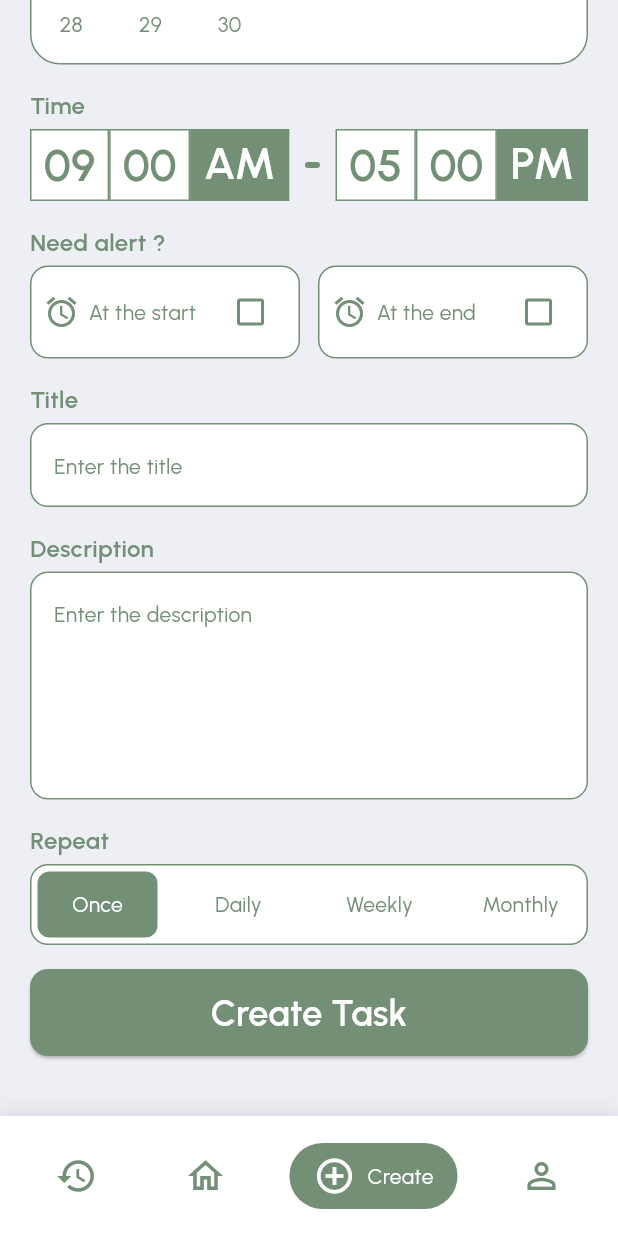
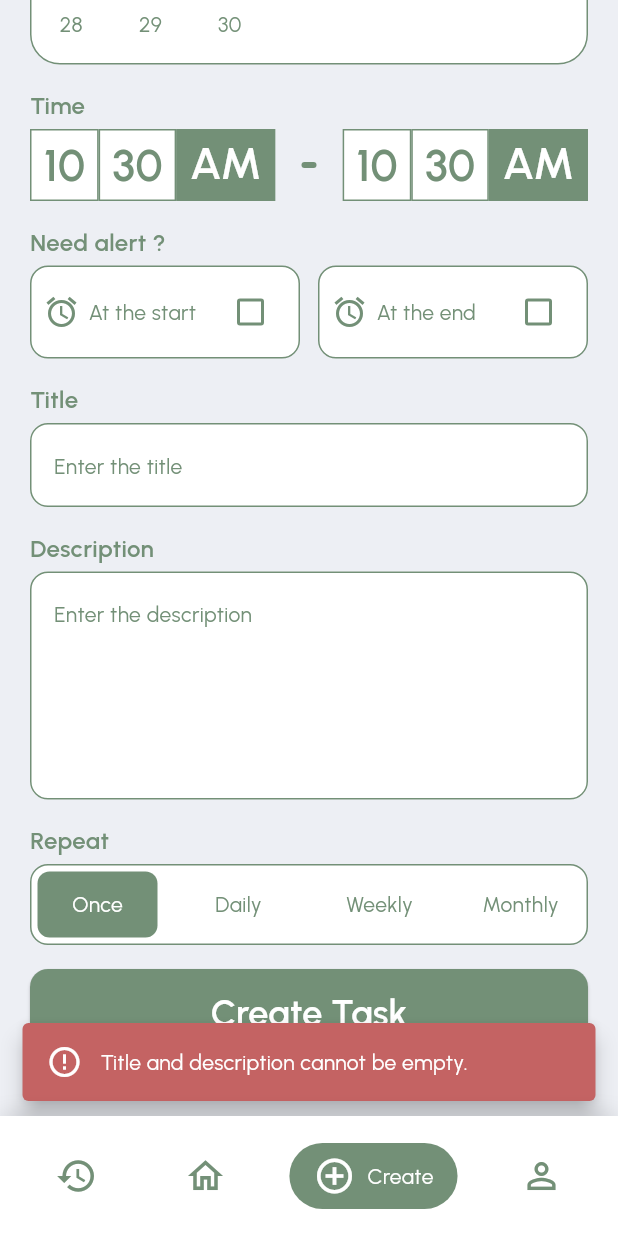
Before and after one commit to ItsAfsalVN/fazr, a Flutter app: the screen it shows after launch, item 3 of the bottom bar chosen, scrolled down 401 dp, after a tap on "Create Task", on a phone screen of 412 x 824 dp. Run offline on Flutter 3.47's test engine with Material 3 defaults, Android fonts, the phone set to English and light mode, and no system bars; drawn by our look-alikes of table_calendar; our stand-ins replace cloud_firestore, easy_date_timeline, firebase_core, flutter_dotenv, flutter_svg; accounts and stored records are empty.

Commit message:
added checking to the form

```diff
--- a/lib/components/add_alert.dart
+++ b/lib/components/add_alert.dart
@@ -1,23 +1,16 @@
 import 'package:flutter/material.dart';
+import 'package:provider/provider.dart';
+import '../providers/task_provider.dart';
 
-class AddAlert extends StatefulWidget {
-  Function(bool)? onStartAlertSelected;
-  Function(bool)? onEndAlertSelected;
-  AddAlert({super.key, this.onStartAlertSelected, this.onEndAlertSelected});
-
-  @override
-  State<AddAlert> createState() => _AddAlertState();
-}
-
-class _AddAlertState extends State<AddAlert> {
-  bool alarmAtStart = false;
-  bool alarmAtEnd = false;
+class AddAlert extends StatelessWidget {
+  const AddAlert({super.key});
 
   @override
   Widget build(BuildContext context) {
     final colors = Theme.of(context).colorScheme;
+    final taskProvider = context.watch<TaskProvider>();
+
     return Row(
-      spacing: 12,
       mainAxisAlignment: MainAxisAlignment.spaceAround,
       children: [
         Expanded(
@@ -28,14 +21,14 @@ class _AddAlertState extends State<AddAlert> {
               borderRadius: BorderRadius.circular(12),
             ),
             child: Padding(
-              padding: EdgeInsets.symmetric(horizontal: 8, vertical: 6),
+              padding: const EdgeInsets.symmetric(horizontal: 8, vertical: 6),
               child: Row(
                 mainAxisAlignment: MainAxisAlignment.spaceBetween,
                 children: [
                   Row(
-                    spacing: 6,
                     children: [
                       Icon(Icons.alarm, color: colors.primary),
+                      const SizedBox(width: 6),
                       Text(
                         'At the start',
                         style: TextStyle(color: colors.primary),
@@ -44,14 +37,9 @@ class _AddAlertState extends State<AddAlert> {
                   ),
                   Checkbox(
                     side: BorderSide(color: colors.primary, width: 2),
-                    value: alarmAtStart,
+                    value: taskProvider.alertAtStart,
                     onChanged: (value) {
-                      setState(() {
-                        alarmAtStart = value!;
-                      });
-                      if (widget.onStartAlertSelected != null) {
-                        widget.onStartAlertSelected!(value!);
-                      }
+                      context.read<TaskProvider>().setAlertAtStart(value!);
                     },
                   ),
                 ],
@@ -59,6 +47,7 @@ class _AddAlertState extends State<AddAlert> {
             ),
           ),
         ),
+        const SizedBox(width: 12),
         Expanded(
           child: Container(
             decoration: BoxDecoration(
@@ -67,15 +56,14 @@ class _AddAlertState extends State<AddAlert> {
               borderRadius: BorderRadius.circular(12),
             ),
             child: Padding(
-              padding: EdgeInsets.symmetric(horizontal: 8, vertical: 6),
+              padding: const EdgeInsets.symmetric(horizontal: 8, vertical: 6),
               child: Row(
                 mainAxisAlignment: MainAxisAlignment.spaceBetween,
-
                 children: [
                   Row(
-                    spacing: 6,
                     children: [
                       Icon(Icons.alarm, color: colors.primary),
+                      const SizedBox(width: 6),
                       Text(
                         'At the end',
                         style: TextStyle(color: colors.primary),
@@ -84,14 +72,9 @@ class _AddAlertState extends State<AddAlert> {
                   ),
                   Checkbox(
                     side: BorderSide(color: colors.primary, width: 2),
-                    value: alarmAtEnd,
+                    value: taskProvider.alertAtEnd,
                     onChanged: (value) {
-                      setState(() {
-                        alarmAtEnd = value!;
-                      });
-                      if (widget.onEndAlertSelected != null) {
-                        widget.onEndAlertSelected!(value!);
-                      }
+                      context.read<TaskProvider>().setAlertAtEnd(value!);
                     },
                   ),
                 ],
--- a/lib/components/button.dart
+++ b/lib/components/button.dart
@@ -29,7 +29,7 @@ class Button extends StatelessWidget {
         child: Padding(
           padding: const EdgeInsets.symmetric(vertical: 12.0),
           child: isLoading
-              ? CircularProgressIndicator(color: Colors.white)
+              ? CircularProgressIndicator(color: colors.primary)
               : Text(
                   label,
                   style: const TextStyle(
--- a/lib/components/custom_calendar.dart
+++ b/lib/components/custom_calendar.dart
@@ -1,28 +1,16 @@
 import 'package:flutter/material.dart';
 import 'package:table_calendar/table_calendar.dart';
+import 'package:provider/provider.dart';
+import '../providers/task_provider.dart';
 
-class CustomCalendar extends StatefulWidget {
-  final Function(DateTime)? onDateSelected;
-  final DateTime intialDateSelected;
-  const CustomCalendar({super.key, this.onDateSelected, required this.intialDateSelected});
+class CustomCalendar extends StatelessWidget {
+  const CustomCalendar({super.key});
 
-  @override
-  State<CustomCalendar> createState() => _CustomCalendarState();
-}
-
-class _CustomCalendarState extends State<CustomCalendar> {
-  CalendarFormat _calendarFormat = CalendarFormat.month;
-  DateTime? _selectedDay;
-  DateTime _focusedDay = DateTime.now();
-
-@override
-  void initState() {
-    super.initState();
-    _selectedDay = widget.intialDateSelected;
-  }
   @override
   Widget build(BuildContext context) {
     final colors = Theme.of(context).colorScheme;
+    final taskProvider = context.watch<TaskProvider>();
+
     return Container(
       decoration: BoxDecoration(
         color: Colors.white,
@@ -51,32 +39,33 @@ class _CustomCalendarState extends State<CustomCalendar> {
           formatButtonTextStyle: TextStyle(color: colors.primary),
         ),
 
-        focusedDay: _focusedDay,
+        focusedDay: taskProvider.startingDate,
         firstDay: DateTime(2020, 1, 1),
         lastDay: DateTime(2030, 12, 31),
 
-        selectedDayPredicate: (day) => isSameDay(_selectedDay, day),
+        selectedDayPredicate: (day) =>
+            isSameDay(taskProvider.startingDate, day),
 
         onDaySelected: (selectedDay, focusedDay) {
-          setState(() {
-            _selectedDay = selectedDay;
-            _focusedDay = focusedDay;
-          });
-          if (widget.onDateSelected != null) {
-            widget.onDateSelected!(selectedDay);
+          final now = DateTime.now();
+          final today = DateTime(now.year, now.month, now.day);
+          if (selectedDay.isBefore(today)) {
+            // Optional: Show a message to the user
+            return;
           }
+
+          context.read<TaskProvider>().setStartingDate(selectedDay);
         },
 
-        calendarFormat: _calendarFormat,
-
-        availableCalendarFormats: {
+        calendarFormat: taskProvider.calendarFormat,
+        availableCalendarFormats: const {
           CalendarFormat.month: 'Month',
           CalendarFormat.week: 'Week',
         },
 
-        onFormatChanged: (format) => setState(() {
-          _calendarFormat = format;
-        }),
+        onFormatChanged: (format) {
+          context.read<TaskProvider>().setCalendarFormat(format);
+        },
 
         daysOfWeekStyle: DaysOfWeekStyle(
           weekdayStyle: TextStyle(color: colors.primary),
@@ -88,7 +77,7 @@ class _CustomCalendarState extends State<CustomCalendar> {
           defaultTextStyle: TextStyle(color: colors.primary),
 
           todayDecoration: BoxDecoration(
-            color: colors.primary.withValues(alpha: .5),
+            color: colors.primary.withOpacity(.5),
             shape: BoxShape.circle,
           ),
 
@@ -97,7 +86,7 @@ class _CustomCalendarState extends State<CustomCalendar> {
             shape: BoxShape.circle,
           ),
 
-          selectedTextStyle: TextStyle(
+          selectedTextStyle: const TextStyle(
             fontWeight: FontWeight.bold,
             color: Colors.white,
           ),
--- a/lib/components/repeat_selector.dart
+++ b/lib/components/repeat_selector.dart
@@ -1,20 +1,17 @@
 import 'package:flutter/material.dart';
+import 'package:provider/provider.dart';
+import '../providers/task_provider.dart';
 
-class RepeatSelector extends StatefulWidget {
-  final Function(String)? onRepeatSelected;
-  const RepeatSelector({super.key, this.onRepeatSelected});
-
-  @override
-  State<RepeatSelector> createState() => _RepeatSelectorState();
-}
-
-class _RepeatSelectorState extends State<RepeatSelector> {
+class RepeatSelector extends StatelessWidget {
   final List<String> _repeats = ["Once", "Daily", "Weekly", "Monthly"];
-  String _selectedRepeat = "Once";
+  RepeatSelector({super.key});
 
   @override
   Widget build(BuildContext context) {
     final colors = Theme.of(context).colorScheme;
+    // Watch the TaskProvider for the current repeat value.
+    final selectedRepeat = context.watch<TaskProvider>().repeat;
+
     return Container(
       decoration: BoxDecoration(
         color: Colors.white,
@@ -26,18 +23,14 @@ class _RepeatSelectorState extends State<RepeatSelector> {
         child: Row(
           mainAxisAlignment: MainAxisAlignment.spaceBetween,
           children: _repeats.map((repeat) {
-            final isSelected = _selectedRepeat == repeat;
+            final isSelected = selectedRepeat == repeat.toLowerCase();
             final backgroundColor = isSelected ? colors.primary : Colors.white;
             final textColor = isSelected ? Colors.white : colors.primary;
 
             return GestureDetector(
               onTap: () {
-                setState(() {
-                  _selectedRepeat = repeat;
-                });
-                if (widget.onRepeatSelected != null) {
-                  widget.onRepeatSelected!(repeat.toLowerCase());
-                }
+                // Update the provider state directly.
+                context.read<TaskProvider>().setRepeat(repeat.toLowerCase());
               },
               child: Container(
                 width: 80,
--- a/lib/components/time_selector.dart
+++ b/lib/components/time_selector.dart
@@ -1,21 +1,9 @@
 import 'package:flutter/material.dart';
+import 'package:provider/provider.dart';
+import '../providers/task_provider.dart';
 
-class TimeSelector extends StatefulWidget {
-  final Function(TimeOfDay)? onStartTimeSelected;
-  final Function(TimeOfDay)? onEndTimeSelected;
-  const TimeSelector({
-    super.key,
-    this.onStartTimeSelected,
-    this.onEndTimeSelected,
-  });
-
-  @override
-  State<TimeSelector> createState() => _TimeSelectorState();
-}
-
-class _TimeSelectorState extends State<TimeSelector> {
-  TimeOfDay _startTime = TimeOfDay(hour: 9, minute: 0);
-  TimeOfDay _endTime = TimeOfDay(hour: 17, minute: 0);
+class TimeSelector extends StatelessWidget {
+  const TimeSelector({super.key});
 
   int get12HourFormat(int hour) {
     if (hour == 0) return 12;
@@ -26,6 +14,8 @@ class _TimeSelectorState extends State<TimeSelector> {
   @override
   Widget build(BuildContext context) {
     final colors = Theme.of(context).colorScheme;
+    final taskProvider = context.watch<TaskProvider>();
+
     return Row(
       mainAxisAlignment: MainAxisAlignment.spaceBetween,
       children: [
@@ -33,15 +23,10 @@ class _TimeSelectorState extends State<TimeSelector> {
           onTap: () async {
             final TimeOfDay? selectedTime = await showTimePicker(
               context: context,
-              initialTime: _startTime,
+              initialTime: taskProvider.startTime,
             );
             if (selectedTime != null) {
-              setState(() {
-                _startTime = selectedTime;
-              });
-              if (widget.onStartTimeSelected != null) {
-                widget.onEndTimeSelected!(selectedTime);
-              }
+              context.read<TaskProvider>().setStartTime(selectedTime);
             }
           },
           child: Row(
@@ -56,9 +41,9 @@ class _TimeSelectorState extends State<TimeSelector> {
                   padding: const EdgeInsets.symmetric(horizontal: 8.0),
                   child: Center(
                     child: Text(
-                      get12HourFormat(
-                        _startTime.hour,
-                      ).toString().padLeft(2, '0'),
+                      get12HourFormat(taskProvider.startTime.hour)
+                          .toString()
+                          .padLeft(2, '0'),
                       style: TextStyle(
                         color: colors.primary,
                         fontWeight: FontWeight.w600,
@@ -78,7 +63,7 @@ class _TimeSelectorState extends State<TimeSelector> {
                   padding: const EdgeInsets.symmetric(horizontal: 8.0),
                   child: Center(
                     child: Text(
-                      _startTime.minute.toString().padLeft(2, '0'),
+                      taskProvider.startTime.minute.toString().padLeft(2, '0'),
                       style: TextStyle(
                         color: colors.primary,
                         fontWeight: FontWeight.w600,
@@ -97,7 +82,7 @@ class _TimeSelectorState extends State<TimeSelector> {
                 child: Padding(
                   padding: const EdgeInsets.symmetric(horizontal: 8.0),
                   child: Text(
-                    _startTime.format(context).split(' ').last,
+                    taskProvider.startTime.format(context).split(' ').last,
                     style: TextStyle(
                       color: Colors.white,
                       fontWeight: FontWeight.w600,
@@ -109,7 +94,6 @@ class _TimeSelectorState extends State<TimeSelector> {
             ],
           ),
         ),
-
         Center(
           child: Container(
             height: 4,
@@ -120,20 +104,14 @@ class _TimeSelectorState extends State<TimeSelector> {
             ),
           ),
         ),
-
         InkWell(
           onTap: () async {
             final TimeOfDay? selectedTime = await showTimePicker(
               context: context,
-              initialTime: _endTime,
+              initialTime: taskProvider.endTime,
             );
             if (selectedTime != null) {
-              setState(() {
-                _endTime = selectedTime;
-              });
-              if (widget.onEndTimeSelected != null) {
-                widget.onEndTimeSelected!(selectedTime);
-              }
+              context.read<TaskProvider>().setEndTime(selectedTime);
             }
           },
           child: Row(
@@ -148,7 +126,9 @@ class _TimeSelectorState extends State<TimeSelector> {
                   padding: const EdgeInsets.symmetric(horizontal: 8.0),
                   child: Center(
                     child: Text(
-                      get12HourFormat(_endTime.hour).toString().padLeft(2, '0'),
+                      get12HourFormat(taskProvider.endTime.hour)
+                          .toString()
+                          .padLeft(2, '0'),
                       style: TextStyle(
                         color: colors.primary,
                         fontWeight: FontWeight.w600,
@@ -168,7 +148,7 @@ class _TimeSelectorState extends State<TimeSelector> {
                   padding: const EdgeInsets.symmetric(horizontal: 8.0),
                   child: Center(
                     child: Text(
-                      _endTime.minute.toString().padLeft(2, '0'),
+                      taskProvider.endTime.minute.toString().padLeft(2, '0'),
                       style: TextStyle(
                         color: colors.primary,
                         fontWeight: FontWeight.w600,
@@ -187,7 +167,7 @@ class _TimeSelectorState extends State<TimeSelector> {
                 child: Padding(
                   padding: const EdgeInsets.symmetric(horizontal: 8.0),
                   child: Text(
-                    _endTime.format(context).split(' ').last,
+                    taskProvider.endTime.format(context).split(' ').last,
                     style: TextStyle(
                       color: Colors.white,
                       fontWeight: FontWeight.w600,
--- a/lib/providers/task_provider.dart
+++ b/lib/providers/task_provider.dart
@@ -1,9 +1,11 @@
 import 'package:fazr/models/task_model.dart';
 import 'package:flutter/material.dart';
+import 'package:table_calendar/table_calendar.dart'; // Import this
 import '../services/database_services.dart'; // Ensure this path is correct
 
 class TaskProvider extends ChangeNotifier {
   List<TaskModel> _tasks = [];
+
   TaskModel _temporaryTask = TaskModel(
     uid: null,
     title: '',
@@ -16,6 +18,8 @@ class TaskProvider extends ChangeNotifier {
     repeat: "once",
   );
 
+  CalendarFormat _calendarFormat = CalendarFormat.month;
+
   String get title => _temporaryTask.title;
   String get description => _temporaryTask.description;
   DateTime get startingDate => _temporaryTask.startingDate;
@@ -24,6 +28,8 @@ class TaskProvider extends ChangeNotifier {
   bool get alertAtStart => _temporaryTask.alertAtStart;
   bool get alertAtEnd => _temporaryTask.alertAtEnd;
   String get repeat => _temporaryTask.repeat;
+
+  CalendarFormat get calendarFormat => _calendarFormat;
 
   void setTitle(String value) {
     _temporaryTask = _temporaryTask.copyWith(title: value);
@@ -71,6 +77,11 @@ class TaskProvider extends ChangeNotifier {
     notifyListeners();
   }
 
+  void setCalendarFormat(CalendarFormat format) {
+    _calendarFormat = format;
+    notifyListeners();
+  }
+
   Map<String, dynamic> toJson(TaskModel task) {
     return {
       'title': task.title,
@@ -81,7 +92,6 @@ class TaskProvider extends ChangeNotifier {
       'alertAtStart': task.alertAtStart,
       'alertAtEnd': task.alertAtEnd,
       'repeat': task.repeat,
-      'uid': task.uid,
     };
   }
 
@@ -90,11 +100,8 @@ class TaskProvider extends ChangeNotifier {
 
     try {
       final taskId = await createTaskInFireStore(jsonTask);
-
       final newTask = _temporaryTask.copyWith(uid: taskId);
-
       _tasks.add(newTask);
-
       _temporaryTask = TaskModel(
         uid: null,
         title: '',
--- a/lib/screens/tabs/create.dart
+++ b/lib/screens/tabs/create.dart
@@ -59,15 +59,39 @@ class _CreateState extends State<Create> {
   }
 
   void _createTask() async {
+    final taskProvider = context.read<TaskProvider>();
+
+    if (taskProvider.title.isEmpty || taskProvider.description.isEmpty) {
+      WidgetsBinding.instance.addPostFrameCallback((_) {
+        showSnackBar(
+          context,
+          SnackBarType.error,
+          'Title and description cannot be empty.',
+        );
+      });
+      return;
+    }
+
     setState(() {
       isLoading = true;
     });
+
     try {
-      await context.read<TaskProvider>().createTask();
+      await taskProvider.createTask();
       _titleController.clear();
       _descriptionController.clear();
+
+      WidgetsBinding.instance.addPostFrameCallback((_) {
+        showSnackBar(
+          context,
+          SnackBarType.success,
+          'Task created successfully!',
+        );
+      });
     } catch (error) {
-      showSnackBar(context, SnackBarType.error, error.toString());
+      WidgetsBinding.instance.addPostFrameCallback((_) {
+        showSnackBar(context, SnackBarType.error, error.toString());
+      });
     } finally {
       setState(() {
         isLoading = false;
@@ -94,10 +118,7 @@ class _CreateState extends State<Create> {
                   fontSize: 32,
                 ),
               ),
-              CustomCalendar(
-                onDateSelected: _selectStartDate,
-                intialDateSelected: DateTime.now(),
-              ),
+              CustomCalendar(),
               Column(
                 spacing: 4,
                 crossAxisAlignment: CrossAxisAlignment.start,
@@ -110,10 +131,7 @@ class _CreateState extends State<Create> {
                       fontWeight: FontWeight.w600,
                     ),
                   ),
-                  TimeSelector(
-                    onStartTimeSelected: _selectStartTime,
-                    onEndTimeSelected: _selectEndTime,
-                  ),
+                  TimeSelector(),
                 ],
               ),
               Column(
@@ -128,10 +146,7 @@ class _CreateState extends State<Create> {
                       fontWeight: FontWeight.w600,
                     ),
                   ),
-                  AddAlert(
-                    onStartAlertSelected: _setAlertAtStart,
-                    onEndAlertSelected: _setAlertAtEnd,
-                  ),
+                  AddAlert(),
                 ],
               ),
               // Pass the controller to the InputField
@@ -139,14 +154,16 @@ class _CreateState extends State<Create> {
                 controller: _titleController,
                 label: 'Title',
                 hint: 'Enter the title',
-                onChanged: (value) => context.read<TaskProvider>().setTitle(value),
+                onChanged: (value) =>
+                    context.read<TaskProvider>().setTitle(value),
               ),
               InputField(
                 controller: _descriptionController,
                 label: 'Description',
                 hint: 'Enter the description',
                 maxlines: 5,
-                onChanged: (value) => context.read<TaskProvider>().setDescription(value),
+                onChanged: (value) =>
+                    context.read<TaskProvider>().setDescription(value),
               ),
               Column(
                 spacing: 4,
@@ -160,13 +177,14 @@ class _CreateState extends State<Create> {
                       fontWeight: FontWeight.w600,
                     ),
                   ),
-                  RepeatSelector(onRepeatSelected: (value) => context.read<TaskProvider>().setRepeat(value)),
+                  RepeatSelector(),
                 ],
               ),
               Button(
                 label: 'Create Task',
                 onTap: _createTask,
                 borderRadius: 12,
+                isLoading: isLoading,
               ),
             ],
           ),
--- a/lib/utils/show_snackbar.dart
+++ b/lib/utils/show_snackbar.dart
@@ -1,27 +1,23 @@
-
 import 'package:flutter/material.dart';
 
-enum SnackBarType {
-  success,
-  error,
-  info
-}
+enum SnackBarType { success, error, info }
 
 void showSnackBar(BuildContext context, SnackBarType type, String message) {
+  final colors = Theme.of(context).colorScheme;
   Color backgroundColor;
   IconData icon;
 
   switch (type) {
     case SnackBarType.success:
-      backgroundColor = Colors.green;
+      backgroundColor = colors.primary;
       icon = Icons.check_circle_outline;
       break;
     case SnackBarType.error:
-      backgroundColor = Colors.red;
+      backgroundColor = colors.error;
       icon = Icons.error_outline;
       break;
     case SnackBarType.info:
-      backgroundColor = Colors.blue;
+      backgroundColor = const Color.fromARGB(255, 193, 136, 36);
       icon = Icons.info_outline;
       break;
   }
```
